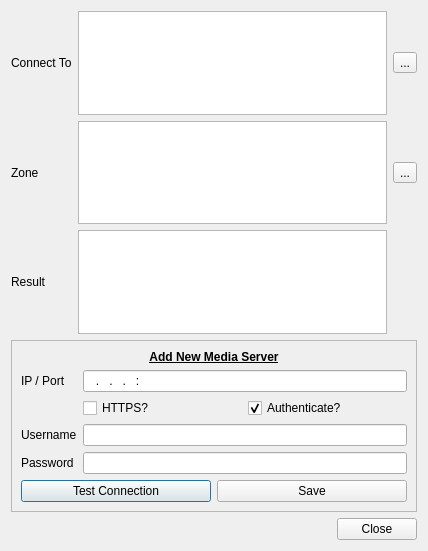
3ll3d00d/beqdesigner, file src/main/python/ui/load_zone.ui: the form before one commit.
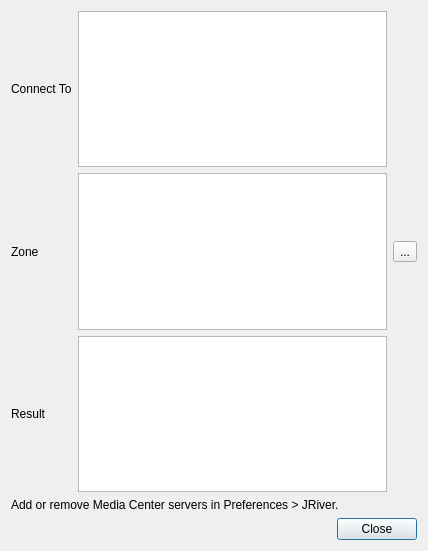
The form after the commit.

Commit message: Move JRiver server management to a Preferences pane shared with Library Sync

Patch:
```diff
--- a/src/main/python/ui/load_zone.ui
+++ b/src/main/python/ui/load_zone.ui
@@ -15,110 +15,13 @@
   </property>
   <layout class="QGridLayout" name="gridLayout">
    <item row="3" column="0" colspan="3">
-    <widget class="QFrame" name="addNewFrame">
-     <property name="frameShape">
-      <enum>QFrame::StyledPanel</enum>
+    <widget class="QLabel" name="manageConnectionsLabel">
+     <property name="text">
+      <string>Add or remove Media Center servers in Preferences &gt; JRiver.</string>
      </property>
-     <property name="frameShadow">
-      <enum>QFrame::Raised</enum>
+     <property name="wordWrap">
+      <bool>true</bool>
      </property>
-     <layout class="QGridLayout" name="formLayout">
-      <item row="3" column="1">
-       <widget class="QLineEdit" name="username"/>
-      </item>
-      <item row="4" column="0">
-       <widget class="QLabel" name="passwordLabel">
-        <property name="text">
-         <string>Password</string>
-        </property>
-       </widget>
-      </item>
-      <item row="2" column="1">
-       <layout class="QHBoxLayout" name="checkLayout">
-        <item>
-         <widget class="QCheckBox" name="https">
-          <property name="text">
-           <string>HTTPS?</string>
-          </property>
-         </widget>
-        </item>
-        <item>
-         <widget class="QCheckBox" name="auth">
-          <property name="text">
-           <string>Authenticate?</string>
-          </property>
-          <property name="checked">
-           <bool>true</bool>
-          </property>
-         </widget>
-        </item>
-       </layout>
-      </item>
-      <item row="0" column="0" colspan="2">
-       <widget class="QLabel" name="frameHeader">
-        <property name="font">
-         <font>
-          <weight>75</weight>
-          <italic>false</italic>
-          <bold>true</bold>
-          <underline>true</underline>
-         </font>
-        </property>
-        <property name="text">
-         <string>Add New Media Server</string>
-        </property>
-        <property name="alignment">
-         <set>Qt::AlignCenter</set>
-        </property>
-       </widget>
-      </item>
-      <item row="4" column="1">
-       <widget class="QLineEdit" name="password">
-        <property name="echoMode">
-         <enum>QLineEdit::PasswordEchoOnEdit</enum>
-        </property>
-       </widget>
-      </item>
-      <item row="3" column="0">
-       <widget class="QLabel" name="usernameLabel">
-        <property name="text">
-         <string>Username</string>
-        </property>
-       </widget>
-      </item>
-      <item row="1" column="0">
-       <widget class="QLabel" name="mcIPLabel">
-        <property name="text">
-         <string>IP / Port</string>
-        </property>
-       </widget>
-      </item>
-      <item row="1" column="1">
-       <widget class="QLineEdit" name="mcIP">
-        <property name="inputMask">
-         <string>000.000.000.000:00000</string>
-        </property>
-       </widget>
-      </item>
-      <item row="5" column="0" colspan="2">
-       <layout class="QHBoxLayout" name="addButtonsLayout">
-        <item>
-         <widget class="QPushButton" name="testConnectionButton">
-          <property name="text">
-           <string>Test Connection</string>
-          </property>
-         </widget>
-        </item>
-        <item>
-         <widget class="QPushButton" name="addNewButton">
-          <property name="text">
-           <string>Save</string>
-          </property>
-         </widget>
-        </item>
-       </layout>
-      </item>
-     </layout>
     </widget>
    </item>
    <item row="1" column="0">
@@ -148,13 +51,6 @@
    <item row="0" column="1">
     <widget class="QListWidget" name="savedConnections"/>
    </item>
-   <item row="0" column="2">
-    <widget class="QToolButton" name="deleteSaved">
-     <property name="text">
-      <string>...</string>
-     </property>
-    </widget>
-   </item>
    <item row="1" column="1">
     <widget class="QListWidget" name="zones"/>
    </item>
```
Left out of the diff: 4 changed lines with no effect on the pictures. The commit also changes 9 other files.
